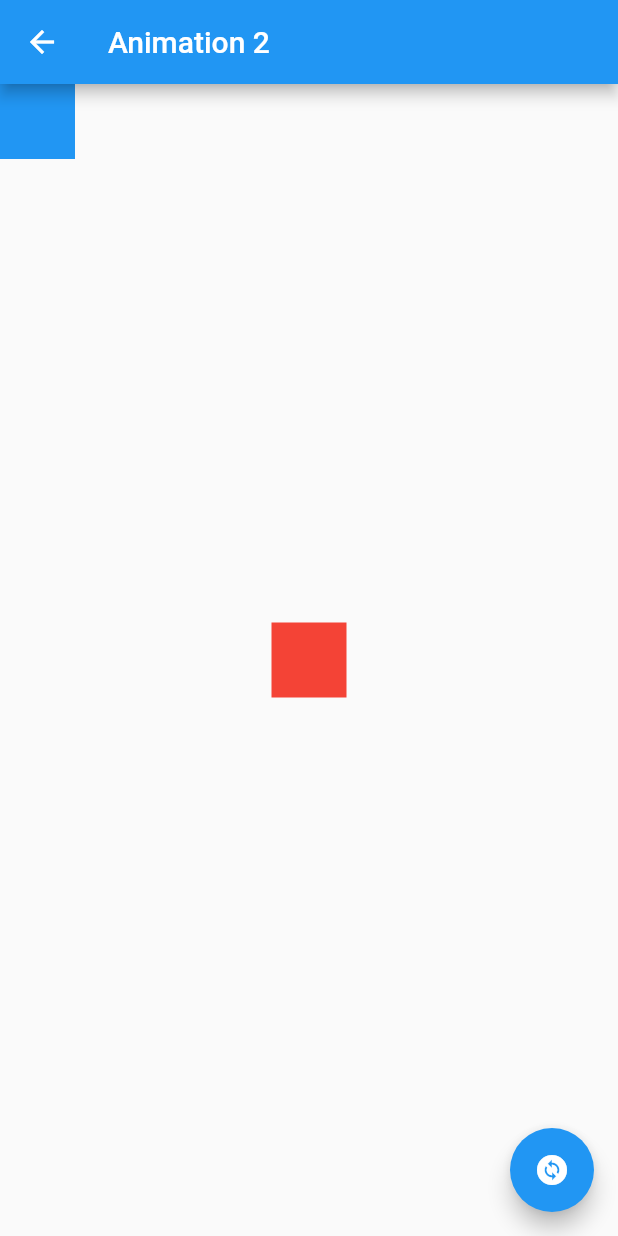
After one commit to ahmeddarafat/flutter-modules, a Flutter app: the Animation2 screen opened directly, on a phone screen of 412 x 824 dp. The commit adds this screen. Run offline on Flutter 3.47's test engine with Material 2 defaults, Android fonts, the phone set to English and light mode, and no system bars; our stand-ins replace bloc, dio, equatable, firebase_core, firebase_messaging, flutter_bloc and 6 more; accounts and stored records are empty.

Commit message:
add animation module

```diff
--- a/lib/modules/animations/app/anim_app.dart
+++ b/lib/modules/animations/app/anim_app.dart
@@ -1,5 +1,7 @@
 import 'package:flutter/material.dart';
-import 'package:flutter_modules/modules/animations/view/animation1.dart';
+import 'package:flutter_modules/modules/animations/view/animated_list.dart';
+import '../view/intro_animaiton.dart';
+import '../view/animated_align.dart';
 
 void main() {
   runApp(const AnimApp());
@@ -13,7 +15,7 @@ class AnimApp extends StatelessWidget {
     return MaterialApp(
       title: 'Hello World',
       theme: ThemeData.light(),
-      home: const Animation1(),
+      home: const Animation3(),
     );
   }
 }
--- /dev/null
+++ b/lib/modules/animations/view/animated_align.dart
@@ -0,0 +1,71 @@
+import 'package:flutter/material.dart';
+
+class Animation2 extends StatefulWidget {
+  const Animation2({super.key});
+
+  @override
+  State<Animation2> createState() => _Animation2State();
+}
+
+class _Animation2State extends State<Animation2> {
+  int position = 0;
+  @override
+  Widget build(BuildContext context) {
+    return Scaffold(
+      appBar: AppBar(title: const Text("Animation 2")),
+      body: Stack(
+        children: [
+          AnimatedAlign(
+            alignment: getAlignment(position),
+            duration: const Duration(milliseconds: 250),
+            child: Container(
+              height: 50,
+              width: 50,
+              color: Colors.red,
+
+            ),
+          ),
+          AnimatedAlign(
+            alignment: getAlignment(position + 1),
+            duration: const Duration(milliseconds: 500),
+            child: Container(
+              height: 50,
+              width: 50,
+              color: Colors.blue,
+            ),
+          ),
+        ],
+      ),
+      floatingActionButton: FloatingActionButton(
+        onPressed: () {
+          setState(() {
+            position++;
+          });
+        },
+        child: const Icon(Icons.change_circle),
+      ),
+    );
+  }
+
+  AlignmentGeometry getAlignment(int position) {
+    switch (position) {
+      case 0:
+        return Alignment.center;
+      case 1:
+        return Alignment.topLeft;
+      case 2:
+        return Alignment.topRight;
+      case 3:
+        return Alignment.bottomLeft;
+      case 4:
+        return Alignment.bottomRight;
+      case 5:
+        return Alignment.topCenter;
+      case 6:
+        return Alignment.bottomCenter;
+      default:
+        this.position = 0;
+        return Alignment.center;
+    }
+  }
+}
```
Also changed, not shown: lib/modules/animations/view/animated_list.dart (added, +71 -0 lines), lib/modules/animations/view/page_fade_transition.dart (added, +46 -0 lines), lib/modules/animations/view/positioned.dart (added, +64 -0 lines), lib/modules/animations/view/intro_animaiton.dart (renamed from lib/modules/animations/view/animation1.dart).
